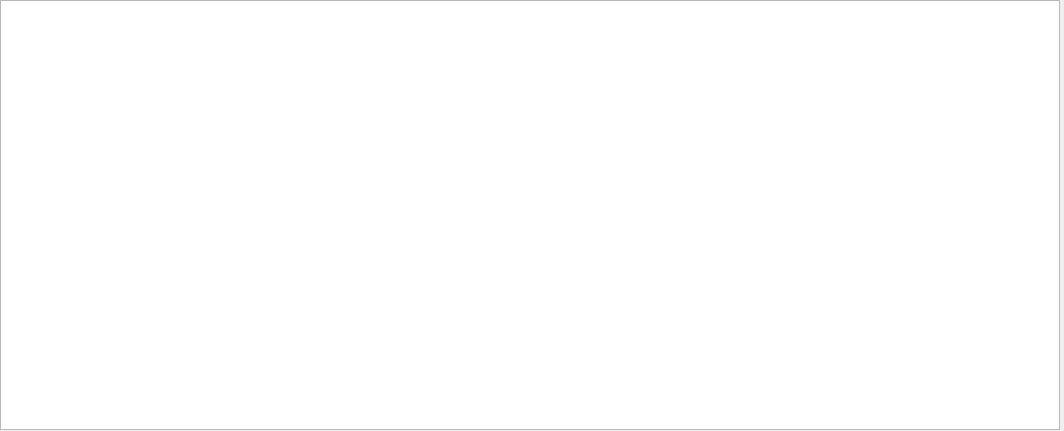
First picture: the form in Jewelry/query_result.ui, repository laindash/Jewelry, before the edit.
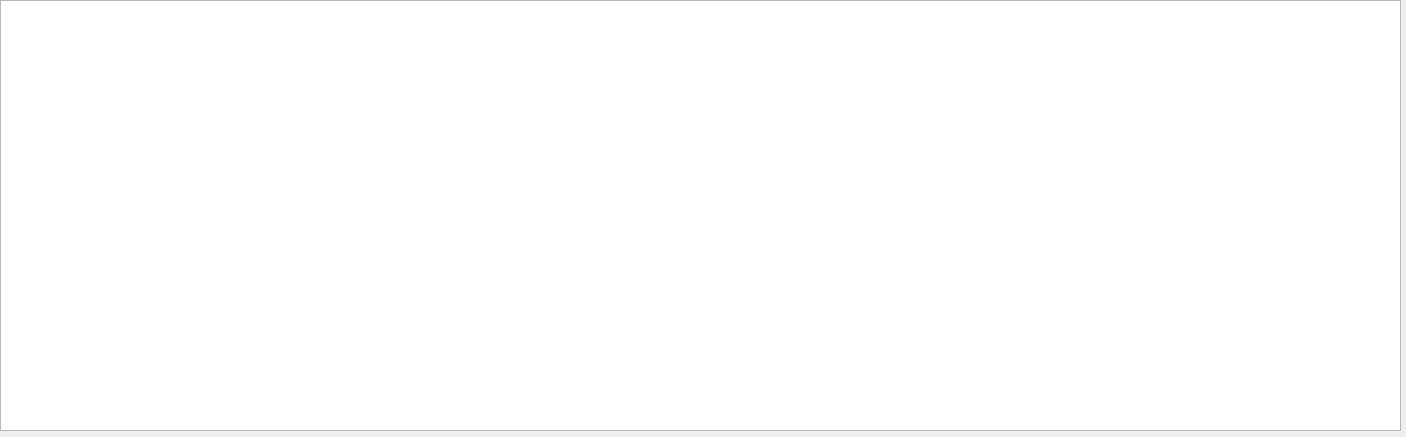
Second picture: the form after the edit.

```diff
--- a/Jewelry/query_result.ui
+++ b/Jewelry/query_result.ui
@@ -6,8 +6,8 @@
    <rect>
     <x>0</x>
     <y>0</y>
-    <width>1064</width>
-    <height>431</height>
+    <width>1406</width>
+    <height>437</height>
    </rect>
   </property>
   <property name="windowTitle">
@@ -19,8 +19,8 @@
      <rect>
       <x>0</x>
       <y>0</y>
-      <width>1060</width>
-      <height>430</height>
+      <width>1401</width>
+      <height>431</height>
      </rect>
     </property>
     <property name="sizePolicy">
```
